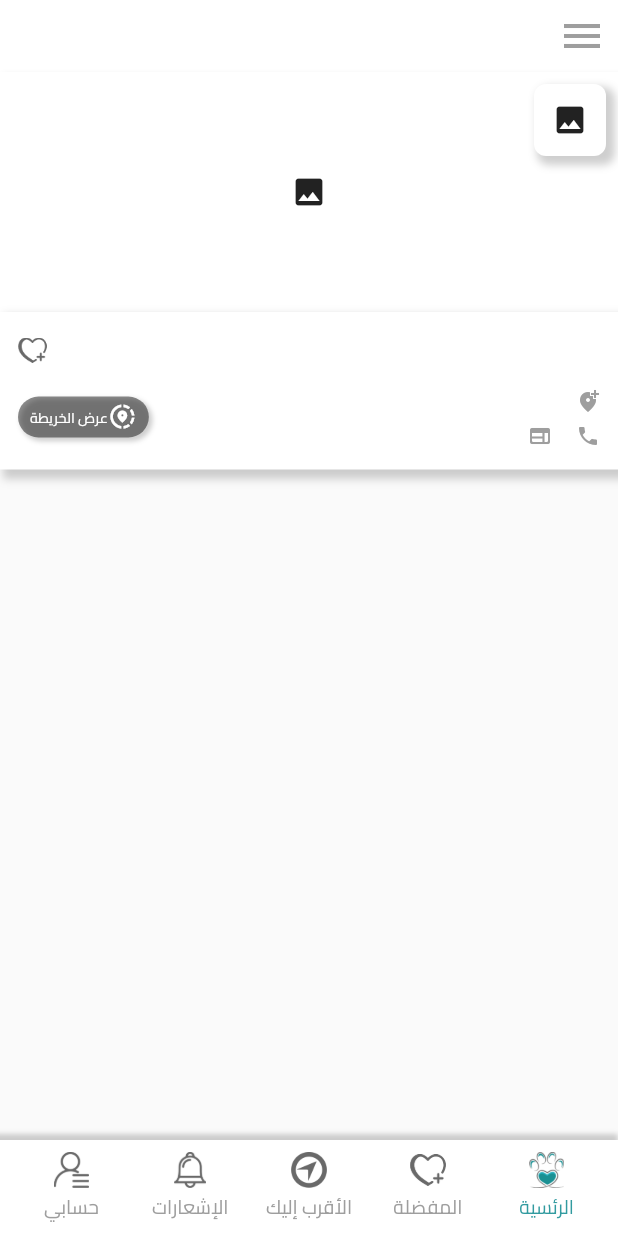
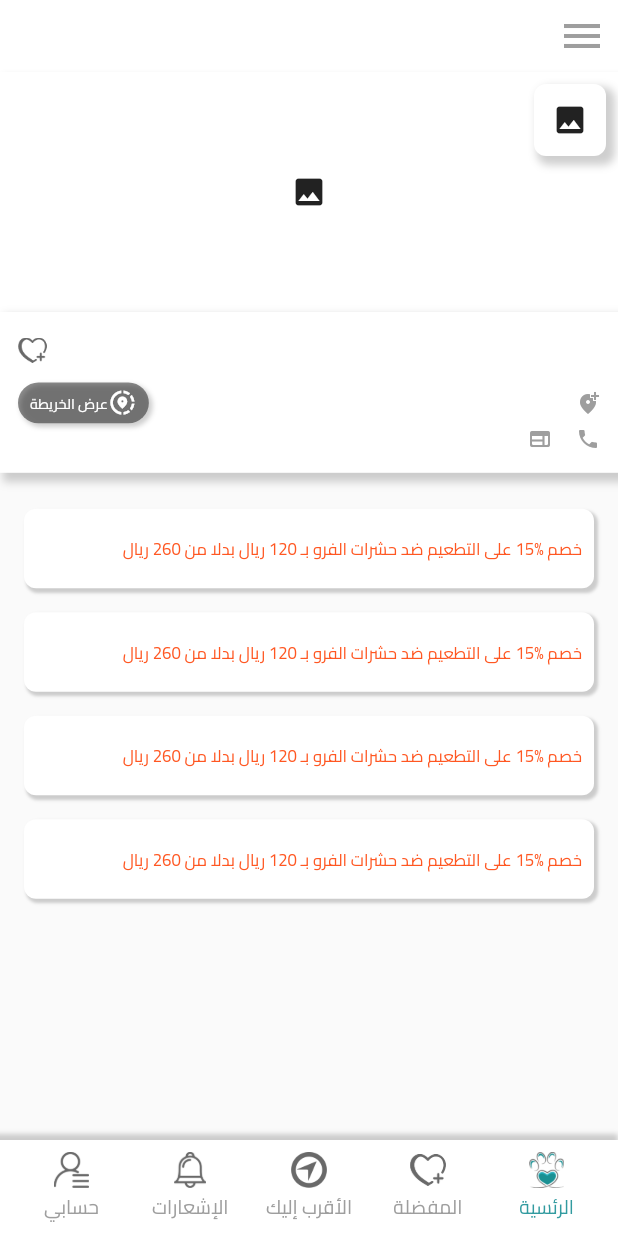
Before and after one commit to muslimadille/alefakaltawinea_animals_app, a Flutter app: the ServiceProviderDetailsScreen widget shown alone on an empty page, opened directly with empty values, on a phone screen of 412 x 824 dp. Run offline on Flutter 3.47's test engine with Material 2 defaults, Android fonts, the phone set to English and light mode, and no system bars; our stand-ins replace cached_network_image, dio, dots_indicator, easy_localization, flutter_spinkit, flutter_svg and 4 more; missing offline and left inert: dio_cache_interceptor, flutter_intro, multi_image_picker2.

Commit message:
offers list ui

```diff
--- a/lib/modules/categories_screen/items/category_list_item.dart
+++ b/lib/modules/categories_screen/items/category_list_item.dart
@@ -51,8 +51,14 @@ class _CategoryListItemState extends State<CategoryListItem> {
           key: _keyRed,
             margin:EdgeInsets.only(left:D.default_5,right:D.default_5,top: D.default_10),
             decoration: BoxDecoration(
-              borderRadius: BorderRadius.circular(D.default_5),
+              borderRadius: BorderRadius.circular(D.default_10),
               color: Color(int.parse(widget.categoriesProviderModel!.categoriesList[widget.index].color!.replaceAll("#", "0xFF"))),
+                boxShadow:[BoxShadow(
+                    color: Colors.grey.withOpacity(0.5),
+                    offset:Offset(1,1),
+                    blurRadius:1,
+                    spreadRadius: 1
+                )]
             ),
             child: Stack(
                 alignment:AlignmentDirectional.bottomCenter,
@@ -69,7 +75,7 @@ class _CategoryListItemState extends State<CategoryListItem> {
                       children: [
                         Center(child: Container(
                           padding:EdgeInsets.all(D.default_20)
-                          ,child: Text(widget.categoriesProviderModel!.categoriesList[widget.index].name!,style:S.h4(color: Colors.black)),),)
+                          ,child: Text(widget.categoriesProviderModel!.categoriesList[widget.index].name!,style:S.h3(color: Colors.black)),),)
                       ],) ,
                   ),
                 ])) ,),
--- /dev/null
+++ b/lib/modules/serviceProviders/details_screen/offers/offers_list/service_provider_offers_list_screen.dart
@@ -0,0 +1,54 @@
+import 'package:alefakaltawinea_animals_app/modules/serviceProviders/list_screen/data/serviceProvidersModel.dart';
+import 'package:alefakaltawinea_animals_app/modules/serviceProviders/list_screen/provider/sevice_providers_provicer_model.dart';
+import 'package:alefakaltawinea_animals_app/utils/my_utils/baseDimentions.dart';
+import 'package:alefakaltawinea_animals_app/utils/my_utils/baseTextStyle.dart';
+import 'package:flutter/material.dart';
+
+class ServiceProviderOffersScreen extends StatefulWidget {
+  Data serviceProviderData;
+  ServiceProviderOffersScreen(this.serviceProviderData);
+
+  @override
+  _ServiceProviderOffersScreenState createState() => _ServiceProviderOffersScreenState();
+}
+
+class _ServiceProviderOffersScreenState extends State<ServiceProviderOffersScreen> {
+  @override
+  Widget build(BuildContext context) {
+    return Container(
+      margin: EdgeInsets.only(top: D.default_10),
+      child: Column(children: [
+      Expanded(child:ListView.builder(
+          itemCount: 4,
+          padding: EdgeInsets.all(D.default_10),
+          itemBuilder: (context,index){
+            return  Container(
+              padding: EdgeInsets.only(left:D.default_15,right:D.default_10,top:D.default_20,bottom:D.default_20),
+                margin: EdgeInsets.all(D.default_10),
+                decoration: BoxDecoration(
+                    borderRadius: BorderRadius.circular(D.default_10),
+                    color: Colors.white,
+                    boxShadow:[BoxShadow(
+                        color: Colors.grey.withOpacity(0.5),
+                        offset:Offset(2,2),
+                        blurRadius:1,
+                        spreadRadius: 0.5
+                    )]
+                ),
+              child: Wrap(children: [
+                Text("خصم ",style: S.h4(color: Colors.deepOrange),),
+                Text("15%",style: S.h4(color: Colors.deepOrange)),
+                Text(" على ",style: S.h4(color: Colors.deepOrange)),
+                Text("التطعيم ضد حشرات الفرو",style: S.h4(color: Colors.deepOrange)),
+                Text(" بـ ",style: S.h4(color: Colors.deepOrange)),
+                Text("120",style: S.h4(color: Colors.deepOrange)),
+                Text(" ريال ",style: S.h4(color: Colors.deepOrange)),
+                Text("بدلا من ",style: S.h4(color: Colors.deepOrange)),
+                Text("260",style: S.h4(color: Colors.deepOrange)),
+                Text(" ريال ",style: S.h4(color: Colors.deepOrange)),
+              ],),
+            );
+          }),)
+    ],),);
+  }
+}
--- a/lib/modules/serviceProviders/details_screen/service_provider_details_screen.dart
+++ b/lib/modules/serviceProviders/details_screen/service_provider_details_screen.dart
@@ -8,6 +8,8 @@ import 'package:alefakaltawinea_animals_app/utils/my_widgets/transition_image.da
 import 'package:easy_localization/easy_localization.dart';
 import 'package:flutter/material.dart';
 import 'package:url_launcher/url_launcher.dart';
+
+import 'offers/offers_list/service_provider_offers_list_screen.dart';
 
 
 class ServiceProviderDetailsScreen extends StatefulWidget {
@@ -27,6 +29,13 @@ class _ServiceProviderDetailsScreenState extends State<ServiceProviderDetailsScr
       showBottomBar: true,
       showIntro: false,
       body:Column(children: [
+        _infoCard(),
+        Expanded(child: ServiceProviderOffersScreen(widget.serviceProviderData))
+      ],)
+    );
+  }
+  Widget _infoCard(){
+    return Column(children: [
       Container(
         height: D.default_200,
         width: double.infinity,
@@ -111,9 +120,29 @@ class _ServiceProviderDetailsScreenState extends State<ServiceProviderDetailsScr
                       Row(children: [
                         Container(
                           child: Icon(Icons.add_location_alt,color: Colors.grey,size: D.default_20,),),
+                        Expanded(child: Container(
+                          padding:EdgeInsets.only(left:D.default_10,right:D.default_10,bottom: D.default_5),
+                          child: Text(widget.serviceProviderData.address!,style: S.h4(color: Colors.grey),),)),
                         Container(
-                          padding:EdgeInsets.only(left:D.default_10,right:D.default_10,bottom: D.default_5),
-                          child: Text(widget.serviceProviderData.address!,style: S.h4(color: Colors.grey),),)
+                          padding: EdgeInsets.only(left: D.default_10,right: D.default_10,top: D.default_5,bottom: D.default_5),
+                          decoration: BoxDecoration(
+                              color: Colors.black45,
+                              borderRadius: BorderRadius.circular(D.default_30),
+                              boxShadow:[BoxShadow(
+                                  color: Colors.grey.withOpacity(0.5),
+                                  offset:Offset(2,2),
+                                  blurRadius:2,
+                                  spreadRadius: 0.5
+                              )]
+                          ),
+                          child: Row(
+                            mainAxisAlignment: MainAxisAlignment.center,
+                            children: [
+                              Icon(Icons.share_location,color: Colors.white,size: D.default_25,),
+                              Text(tr("show_map"),style: S.h5(color: Colors.white),),
+
+                            ],),
+                        )
 
                       ],),
                       Row(children: [
@@ -134,31 +163,11 @@ class _ServiceProviderDetailsScreenState extends State<ServiceProviderDetailsScr
                       ],)
 
                     ],)),
-              Container(
-                padding: EdgeInsets.only(left: D.default_10,right: D.default_10,top: D.default_5,bottom: D.default_5),
-                  decoration: BoxDecoration(
-                      color: Colors.black45,
-                      borderRadius: BorderRadius.circular(D.default_30),
-                      boxShadow:[BoxShadow(
-                          color: Colors.grey.withOpacity(0.5),
-                          offset:Offset(2,2),
-                          blurRadius:2,
-                          spreadRadius: 0.5
-                      )]
-                  ),
-                child: Row(
-                  mainAxisAlignment: MainAxisAlignment.center,
-                  children: [
-                  Icon(Icons.share_location,color: Colors.white,size: D.default_25,),
-                  Text(tr("show_map"),style: S.h5(color: Colors.white),),
 
-                ],),
-              )
             ],)
         ],),
       )
-      ],),
-    );
+    ],);
   }
   _launchURL(String url) async {
     if (await canLaunch(url)) {
```
Lines whose indentation alone changed are shown as unchanged.
